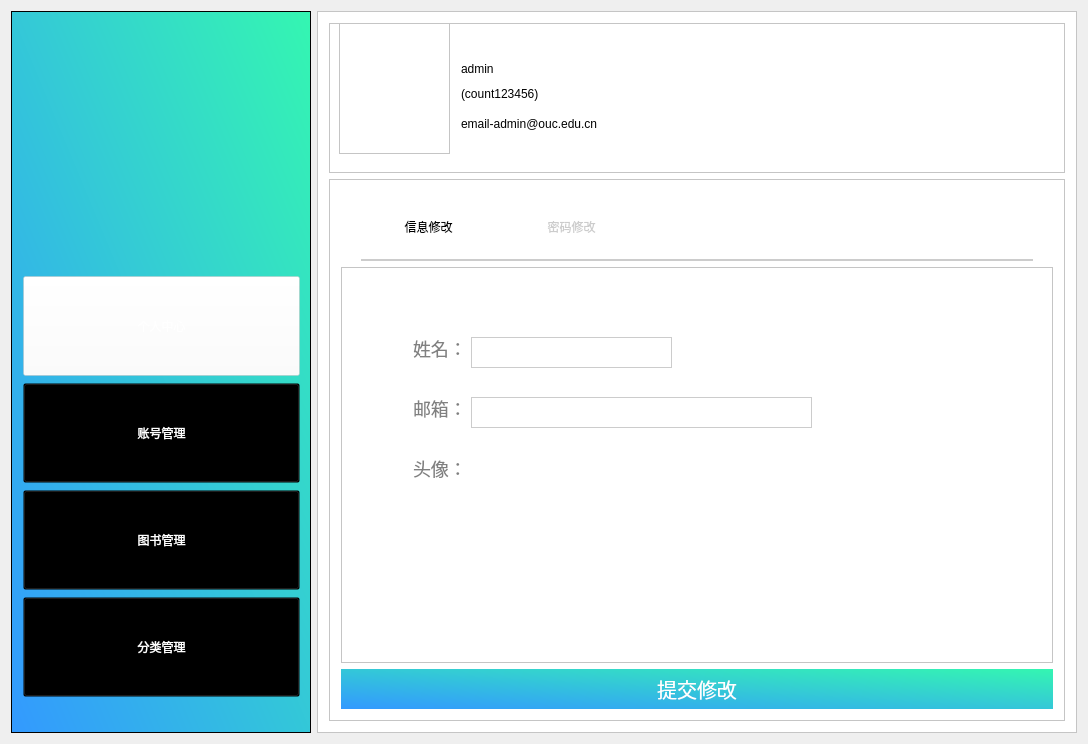
First picture: the form in Library/Library/admin_index.ui, repository BooksOcean/BooksOcean, before the edit.
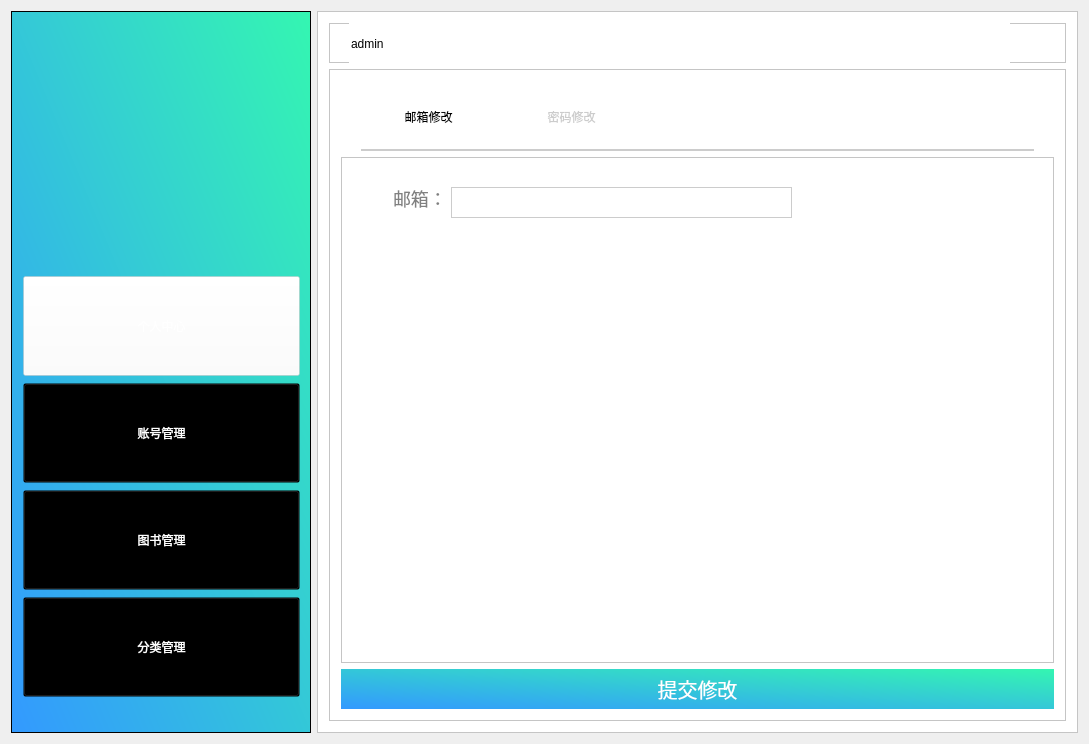
Second picture: the form after the edit. Icons and pictures are not drawn.

```diff
--- a/Library/Library/admin_index.ui
+++ b/Library/Library/admin_index.ui
@@ -6,7 +6,7 @@
    <rect>
     <x>0</x>
     <y>0</y>
-    <width>1088</width>
+    <width>1089</width>
     <height>744</height>
    </rect>
   </property>
@@ -209,13 +209,13 @@
         <property name="minimumSize">
          <size>
           <width>0</width>
-          <height>100</height>
+          <height>30</height>
          </size>
         </property>
         <property name="maximumSize">
          <size>
           <width>16777215</width>
-          <height>150</height>
+          <height>40</height>
          </size>
         </property>
         <property name="frameShape">
@@ -224,32 +224,13 @@
         <property name="frameShadow">
          <enum>QFrame::Raised</enum>
         </property>
-        <widget class="QFrame" name="frameHead">
-         <property name="geometry">
-          <rect>
-           <x>10</x>
-           <y>0</y>
-           <width>111</width>
-           <height>131</height>
-          </rect>
-         </property>
-         <property name="styleSheet">
-          <string notr="true">image: url(:/Library/images/椭圆 1.png);</string>
-         </property>
-         <property name="frameShape">
-          <enum>QFrame::StyledPanel</enum>
-         </property>
-         <property name="frameShadow">
-          <enum>QFrame::Raised</enum>
-         </property>
-        </widget>
         <widget class="QLineEdit" name="etSname">
          <property name="geometry">
           <rect>
-           <x>130</x>
-           <y>20</y>
-           <width>81</width>
-           <height>51</height>
+           <x>20</x>
+           <y>0</y>
+           <width>661</width>
+           <height>41</height>
           </rect>
          </property>
          <property name="sizePolicy">
@@ -267,42 +248,6 @@
           <string>admin</string>
          </property>
         </widget>
-        <widget class="QLineEdit" name="etAnumber">
-         <property name="geometry">
-          <rect>
-           <x>130</x>
-           <y>60</y>
-           <width>171</width>
-           <height>21</height>
-          </rect>
-         </property>
-         <property name="styleSheet">
-          <string notr="true">border-width:0;
-font: 10pt &quot;微软雅黑&quot;;
-border-style:outset;</string>
-         </property>
-         <property name="text">
-          <string>(count123456)</string>
-         </property>
-        </widget>
-        <widget class="QLineEdit" name="etEmail">
-         <property name="geometry">
-          <rect>
-           <x>130</x>
-           <y>90</y>
-           <width>271</width>
-           <height>21</height>
-          </rect>
-         </property>
-         <property name="styleSheet">
-          <string notr="true">border-width:0;
-font: 9pt &quot;微软雅黑&quot;;
-border-style:outset;</string>
-         </property>
-         <property name="text">
-          <string>email-admin@ouc.edu.cn</string>
-         </property>
-        </widget>
        </widget>
       </item>
       <item>
@@ -360,7 +305,7 @@
 </string>
             </property>
             <property name="text">
-             <string>信息修改</string>
+             <string>邮箱修改</string>
             </property>
            </widget>
            <widget class="QPushButton" name="pushButton_7">
@@ -391,31 +336,11 @@
            <property name="frameShadow">
             <enum>QFrame::Raised</enum>
            </property>
-           <widget class="QLineEdit" name="lineEdit">
-            <property name="geometry">
-             <rect>
-              <x>70</x>
-              <y>70</y>
-              <width>61</width>
-              <height>31</height>
-             </rect>
-            </property>
-            <property name="styleSheet">
-             <string notr="true">color:#808080;
-border:none;
-font-size:18px;
-font-family:&quot;微软雅黑&quot;;
-text-align:left;</string>
-            </property>
-            <property name="text">
-             <string>姓名：</string>
-            </property>
-           </widget>
            <widget class="QLineEdit" name="lineEdit_13">
             <property name="geometry">
              <rect>
-              <x>70</x>
-              <y>130</y>
+              <x>50</x>
+              <y>30</y>
               <width>61</width>
               <height>31</height>
              </rect>
@@ -434,47 +359,8 @@
            <widget class="QLineEdit" name="lineEdit_14">
             <property name="geometry">
              <rect>
-              <x>70</x>
-              <y>190</y>
-              <width>61</width>
-              <height>31</height>
-             </rect>
-            </property>
-            <property name="styleSheet">
-             <string notr="true">color:#808080;
-border:none;
-font-size:18px;
-font-family:&quot;微软雅黑&quot;;
-text-align:left;</string>
-            </property>
-            <property name="text">
-             <string>头像：</string>
-            </property>
-           </widget>
-           <widget class="QLineEdit" name="lineEdit_15">
-            <property name="geometry">
-             <rect>
-              <x>130</x>
-              <y>70</y>
-              <width>201</width>
-              <height>31</height>
-             </rect>
-            </property>
-            <property name="styleSheet">
-             <string notr="true">border:1px solid #cccccc;
-font-size:18px;
-font-family:&quot;微软雅黑&quot;;
-text-align:left;</string>
-            </property>
-            <property name="text">
-             <string/>
-            </property>
-           </widget>
-           <widget class="QLineEdit" name="lineEdit_18">
-            <property name="geometry">
-             <rect>
-              <x>130</x>
-              <y>130</y>
+              <x>110</x>
+              <y>30</y>
               <width>341</width>
               <height>31</height>
              </rect>
```
Left out of the diff: 8 changed lines with no effect on the pictures.
